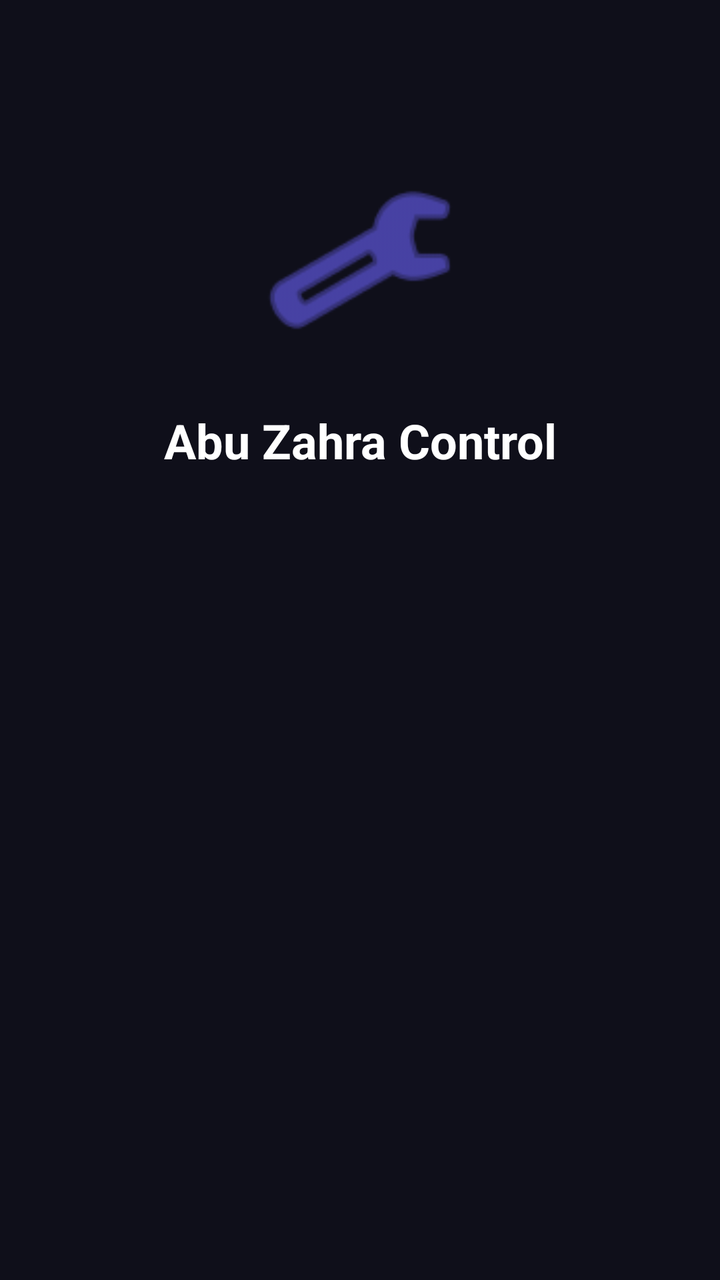
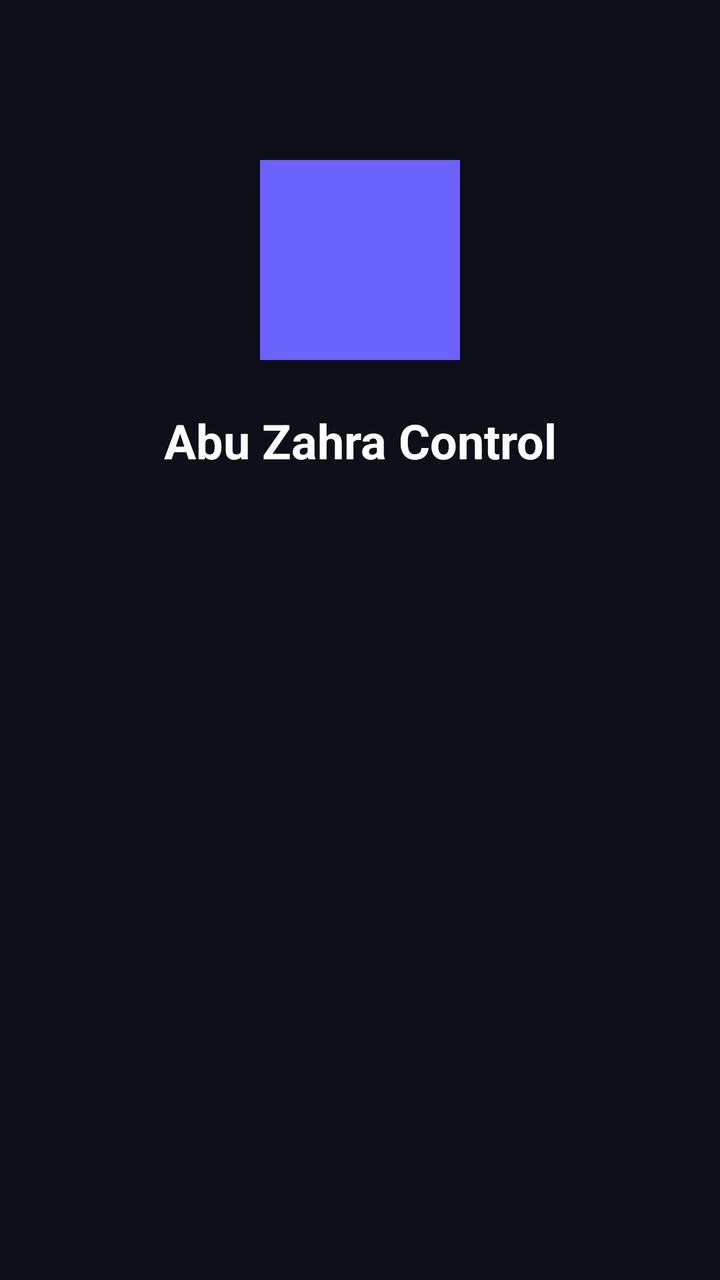

The first picture is an Android layout as it rendered before a commit; the second is the same layout after the commit. The layout source and the unified diff follow.
<!-- AndroidManifest.xml: activity theme Theme.AbuZahraControl.Splash -->
<!-- res/layout/activity_splash.xml -->
<?xml version="1.0" encoding="utf-8"?>
<androidx.constraintlayout.widget.ConstraintLayout xmlns:android="http://schemas.android.com/apk/res/android"
    xmlns:app="http://schemas.android.com/apk/res-auto"
    android:layout_width="match_parent"
    android:layout_height="match_parent"
    android:background="@color/bg_primary">

    <ImageView
        android:id="@+id/ivLogo"
        android:layout_width="100dp"
        android:layout_height="100dp"
        android:layout_marginTop="80dp"
        android:src="@android:drawable/ic_menu_manage"
        app:layout_constraintEnd_toEndOf="parent"
        app:layout_constraintStart_toStartOf="parent"
        app:layout_constraintTop_toTopOf="parent"
        app:tint="@color/primary" />

    <TextView
        android:id="@+id/tvAppName"
        android:layout_width="wrap_content"
        android:layout_height="wrap_content"
        android:layout_marginTop="24dp"
        android:text="Abu Zahra Control"
        android:textColor="@color/text_primary"
        android:textSize="24sp"
        android:textStyle="bold"
        app:layout_constraintEnd_toEndOf="parent"
        app:layout_constraintStart_toStartOf="parent"
        app:layout_constraintTop_toBottomOf="@id/ivLogo" />

    <ProgressBar
        android:id="@+id/progressBar"
        android:layout_width="40dp"
        android:layout_height="40dp"
        android:layout_marginBottom="60dp"
        android:indeterminateTint="@color/primary"
        app:layout_constraintBottom_toBottomOf="parent"
        app:layout_constraintEnd_toEndOf="parent"
        app:layout_constraintStart_toStartOf="parent" />

</androidx.constraintlayout.widget.ConstraintLayout>
<!-- resources referenced by this layout -->
<resources>
  <color name="bg_primary">#FF0F0F1A</color>
  <color name="primary">#FF6C63FF</color>
  <color name="text_primary">#FFFFFFFF</color>
  <style name="Theme.AbuZahraControl.Splash" parent="Theme.MaterialComponents.DayNight.NoActionBar">
          <item name="android:windowBackground">@color/bg_primary</item>
          <item name="android:statusBarColor">@color/bg_primary</item>
          <item name="android:navigationBarColor">@color/bg_primary</item>
      </style>
</resources>

<!-- the commit's change to res/layout/activity_splash.xml (unified diff, before → after) -->
@@ -10,7 +10,7 @@
         android:layout_width="100dp"
         android:layout_height="100dp"
         android:layout_marginTop="80dp"
-        android:src="@android:drawable/ic_menu_manage"
+        android:src="@drawable/ic_launcher_foreground"
         app:layout_constraintEnd_toEndOf="parent"
         app:layout_constraintStart_toStartOf="parent"
         app:layout_constraintTop_toTopOf="parent"
<!-- resource entries referenced after the edit -->
@@ -3,6 +3,14 @@
   <color name="bg_primary">#FF0F0F1A</color>
   <color name="primary">#FF6C63FF</color>
   <color name="text_primary">#FFFFFFFF</color>
+  <!-- drawable ic_launcher_foreground (drawable) -->
+  <?xml version="1.0" encoding="utf-8"?>
+  <vector xmlns:android="http://schemas.android.com/apk/res/android"
+      android:width="108dp" android:height="108dp"
+      android:viewportWidth="108" android:viewportHeight="108">
+      <path android:fillColor="#FF6C63FF" android:pathData="M0,0h108v108h-108z" />
+      <path android:fillColor="#FFFFFFFF" android:pathData="M54,30 L78,54 L54,78 L30,54 Z" />
+  </vector>
   <style name="Theme.AbuZahraControl.Splash" parent="Theme.MaterialComponents.DayNight.NoActionBar">
           <item name="android:windowBackground">@color/bg_primary</item>
           <item name="android:statusBarColor">@color/bg_primary</item>
